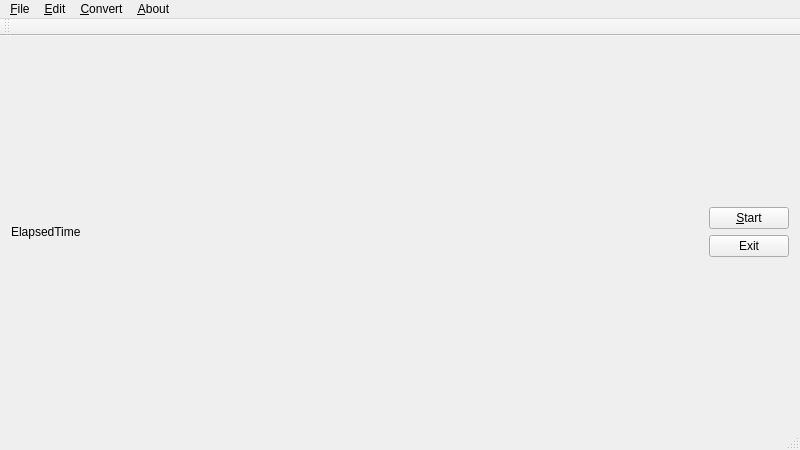
First picture: the form in ui/mainwindow.ui, repository swl-x/MystiQ, before the edit.
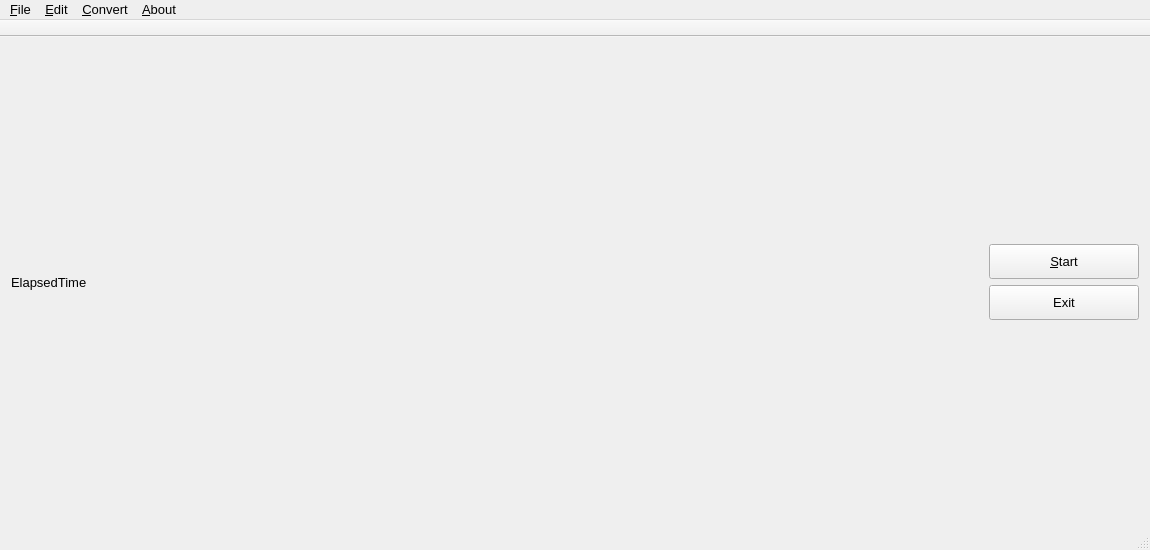
Second picture: the form after the edit. Icons and pictures are not drawn.

Patch:
```diff
--- a/ui/mainwindow.ui
+++ b/ui/mainwindow.ui
@@ -9,16 +9,21 @@
    <rect>
     <x>0</x>
     <y>0</y>
-    <width>800</width>
-    <height>450</height>
+    <width>1150</width>
+    <height>550</height>
    </rect>
   </property>
   <property name="minimumSize">
    <size>
-    <width>760</width>
-    <height>450</height>
+    <width>1150</width>
+    <height>550</height>
    </size>
   </property>
+  <property name="font">
+   <font>
+    <pointsize>10</pointsize>
+   </font>
+  </property>
   <property name="windowTitle">
    <string>MystiQ</string>
   </property>
@@ -27,8 +32,8 @@
   </property>
   <property name="iconSize">
    <size>
-    <width>24</width>
-    <height>24</height>
+    <width>32</width>
+    <height>32</height>
    </size>
   </property>
   <property name="toolButtonStyle">
@@ -76,6 +81,33 @@
           <verstretch>0</verstretch>
          </sizepolicy>
         </property>
+        <property name="minimumSize">
+         <size>
+          <width>150</width>
+          <height>35</height>
+         </size>
+        </property>
+        <property name="maximumSize">
+         <size>
+          <width>150</width>
+          <height>35</height>
+         </size>
+        </property>
+        <property name="baseSize">
+         <size>
+          <width>150</width>
+          <height>35</height>
+         </size>
+        </property>
+        <property name="font">
+         <font>
+          <weight>50</weight>
+          <bold>false</bold>
+         </font>
+        </property>
+        <property name="focusPolicy">
+         <enum>Qt::NoFocus</enum>
+        </property>
         <property name="toolTip">
          <string>Start conversion process.</string>
         </property>
@@ -89,6 +121,12 @@
          <iconset resource="../images.qrc">
           <normaloff>:/actions/icons/start.png</normaloff>:/actions/icons/start.png</iconset>
         </property>
+        <property name="iconSize">
+         <size>
+          <width>24</width>
+          <height>24</height>
+         </size>
+        </property>
         <property name="checkable">
          <bool>false</bool>
         </property>
@@ -105,6 +143,33 @@
       </item>
       <item row="1" column="0">
        <widget class="QPushButton" name="pushButton">
+        <property name="minimumSize">
+         <size>
+          <width>150</width>
+          <height>35</height>
+         </size>
+        </property>
+        <property name="maximumSize">
+         <size>
+          <width>150</width>
+          <height>35</height>
+         </size>
+        </property>
+        <property name="baseSize">
+         <size>
+          <width>150</width>
+          <height>35</height>
+         </size>
+        </property>
+        <property name="font">
+         <font>
+          <weight>50</weight>
+          <bold>false</bold>
+         </font>
+        </property>
+        <property name="focusPolicy">
+         <enum>Qt::NoFocus</enum>
+        </property>
         <property name="toolTip">
          <string>Exit MystiQ</string>
         </property>
@@ -118,6 +183,12 @@
          <iconset resource="../images.qrc">
           <normaloff>:/actions/icons/exit.png</normaloff>:/actions/icons/exit.png</iconset>
         </property>
+        <property name="iconSize">
+         <size>
+          <width>24</width>
+          <height>24</height>
+         </size>
+        </property>
         <property name="autoDefault">
          <bool>false</bool>
         </property>
@@ -135,7 +206,7 @@
     <rect>
      <x>0</x>
      <y>0</y>
-     <width>800</width>
+     <width>1150</width>
      <height>29</height>
     </rect>
    </property>
@@ -191,7 +262,22 @@
   <widget class="QStatusBar" name="statusBar"/>
   <widget class="QToolBar" name="toolBar">
    <property name="windowTitle">
-    <string notr="true"/>
+    <string notr="true">MystiQ</string>
+   </property>
+   <property name="movable">
+    <bool>false</bool>
+   </property>
+   <property name="iconSize">
+    <size>
+     <width>32</width>
+     <height>32</height>
+    </size>
+   </property>
+   <property name="toolButtonStyle">
+    <enum>Qt::ToolButtonTextUnderIcon</enum>
+   </property>
+   <property name="floatable">
+    <bool>false</bool>
    </property>
    <attribute name="toolBarArea">
     <enum>TopToolBarArea</enum>
```
Left out of the diff: 84 changed lines with no effect on the pictures.
